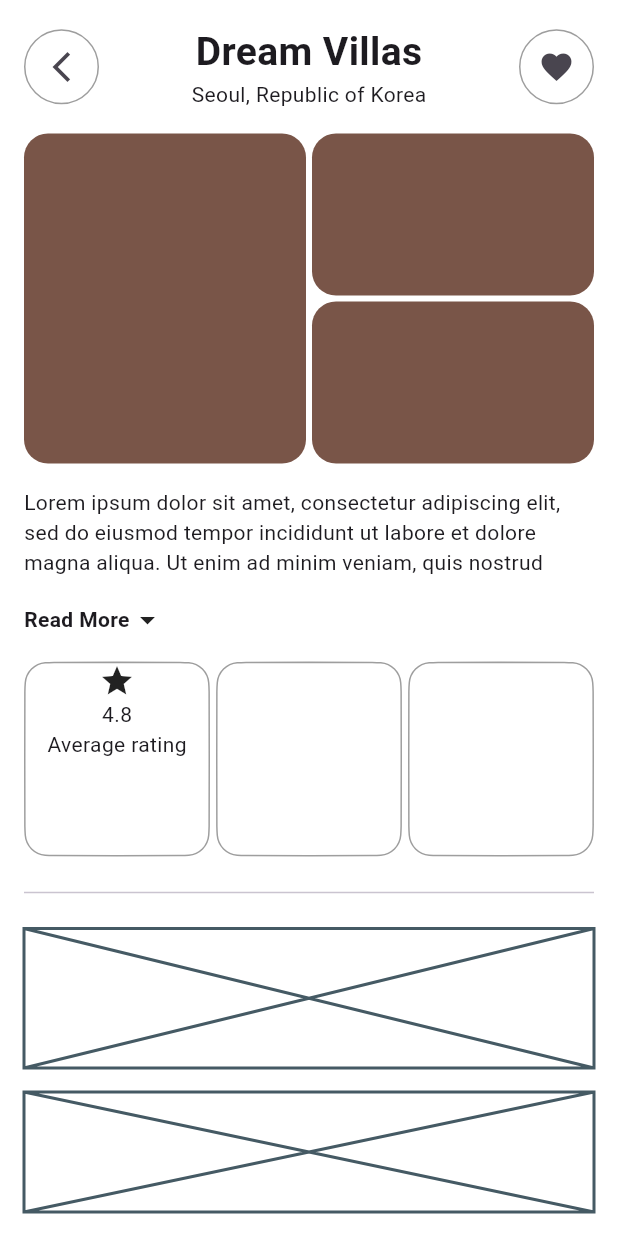
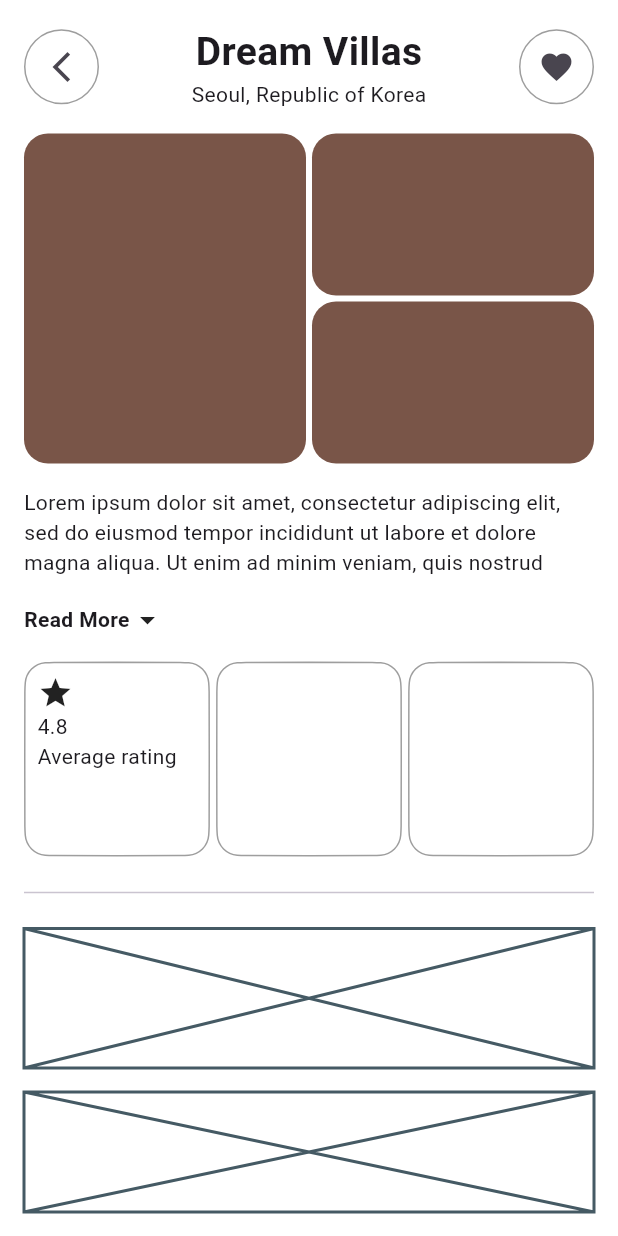
Before and after one commit to JAICHANGPARK/flutter_notebook_chapter_45, a Flutter app: the StayDetailPage screen opened directly, on a phone screen of 412 x 824 dp. Run offline on Flutter 3.47's test engine with Material 3 defaults, Android fonts, the phone set to English and light mode, and no system bars; our stand-ins replace gap, hugeicons, smooth_page_indicator.

Commit message:
Update stay_detail_page.dart

```diff
--- a/lib/ep2261_stay_booking_app/ui/detail/stay_detail_page.dart
+++ b/lib/ep2261_stay_booking_app/ui/detail/stay_detail_page.dart
@@ -130,7 +130,10 @@ class _StayDetailPageState extends State<StayDetailPage> {
                             side: BorderSide(color: Colors.grey),
                           ),
                         ),
-                        child: Column(children: [Icon(Icons.star),
+                        padding: EdgeInsets.all(8),
+                        child: Column(
+                            crossAxisAlignment: CrossAxisAlignment.start,
+                            children: [Icon(Icons.star),
                         Text("4.8"),
                         Text("Average rating")]),
                       ),
```
